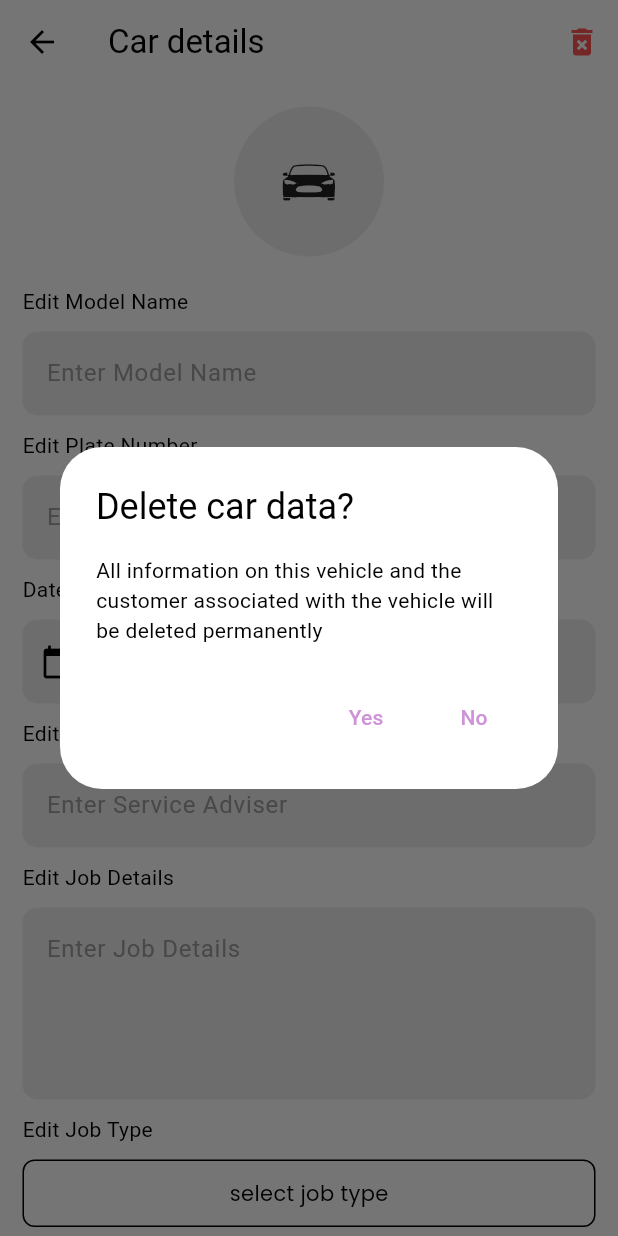
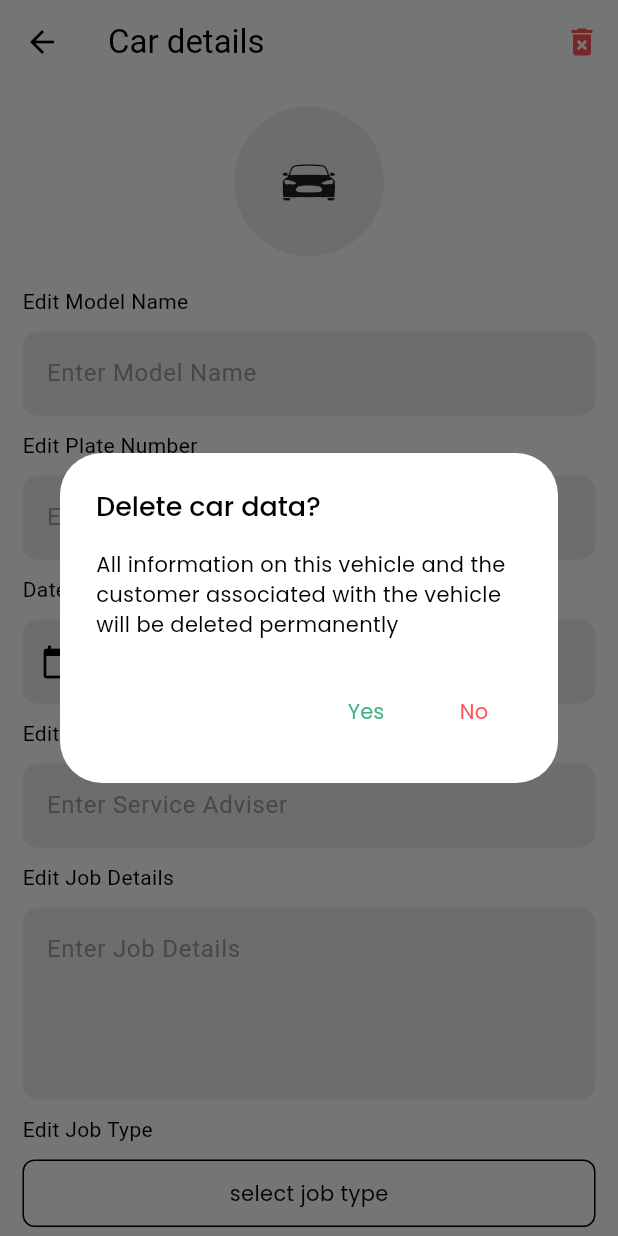
Before and after one commit to Victor-chiemerie/Solomento-records, a Flutter app: the EditCarPage screen opened directly with empty values, after a tap on the "delete forever" icon, on a phone screen of 412 x 824 dp. Run offline on Flutter 3.47's test engine with Material 3 defaults, Android fonts, the phone set to English and light mode, and no system bars; our stand-ins replace bloc, cloud_firestore, equatable, firebase_auth, firebase_core, flutter_bloc and 1 more; accounts and stored records are empty.

Commit message:
set the delete feature to a single function

```diff
--- /dev/null
+++ b/lib/Components/deleteData.dart
@@ -0,0 +1,30 @@
+import 'package:flutter/material.dart';
+import 'package:record_repository/record_repository.dart';
+
+import '../UI/Theme/color_theme.dart';
+import '../UI/Theme/text_theme.dart';
+
+void deleteData(BuildContext context, Car car, VoidCallback action) {
+  showDialog(
+    context: context,
+    builder: (context) => AlertDialog(
+      title: Text('Delete car data?', style: TextThemes.headline1),
+      content: Text(
+        'All information on this vehicle and the customer associated with the vehicle will be deleted permanently',
+        style: TextThemes.text,
+      ),
+      actions: [
+        TextButton(
+          onPressed: () => action(),
+          child: Text('Yes',
+              style: TextThemes.text.copyWith(color: AppColor.mainGreen)),
+        ),
+        TextButton(
+          onPressed: () => Navigator.pop(context),
+          child: Text('No',
+              style: TextThemes.text.copyWith(color: Colors.redAccent)),
+        ),
+      ],
+    ),
+  );
+}
--- a/lib/UI/cars/edit_car_page.dart
+++ b/lib/UI/cars/edit_car_page.dart
@@ -8,6 +8,7 @@ import 'package:solomento_records/Components/screen_size.dart';
 import 'package:solomento_records/Logic/blocs/save_data_bloc/save_data_bloc.dart';
 import 'package:solomento_records/Logic/cubits/get_data_cubit/get_data_cubit.dart';
 import '../../Components/custom_button.dart';
+import '../../Components/deleteData.dart';
 import '../../Components/format_amount.dart';
 import '../../Components/hide_loading.dart';
 import '../../Components/show_loading.dart';
@@ -142,26 +143,11 @@ class _EditCarPageState extends State<EditCarPage> {
               },
               child: IconButton(
                 onPressed: () {
-                  showDialog(
-                    context: context,
-                    builder: (context) => AlertDialog(
-                      title: const Text('Delete car data?'),
-                      content: const Text(
-                          'All information on this vehicle and the customer associated with the vehicle will be deleted permanently'),
-                      actions: [
-                        TextButton(
-                          onPressed: () {
-                            BlocProvider.of<DeleteDataCubit>(context)
-                                .deleteData(newCar);
-                          },
-                          child: const Text('Yes'),
-                        ),
-                        TextButton(
-                          onPressed: () => Navigator.pop(context),
-                          child: const Text('No'),
-                        ),
-                      ],
-                    ),
+                  deleteData(
+                    context,
+                    newCar,
+                    () => BlocProvider.of<DeleteDataCubit>(context)
+                        .deleteData(newCar),
                   );
                 },
                 icon: const Icon(
```
Also changed, not shown: lib/UI/cars/cars_page.dart (+19 -27 lines).
